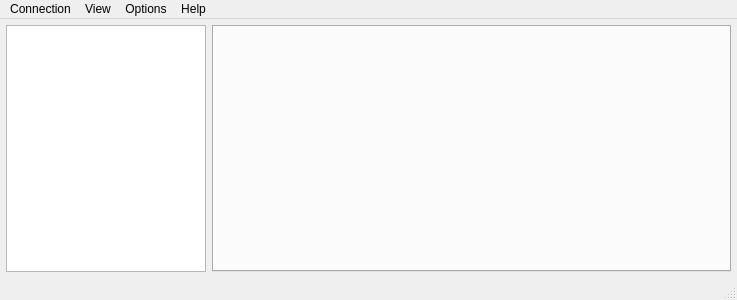
First picture: the form in ui/maingui.ui, repository tobiasschulz/call-qt, before the edit.
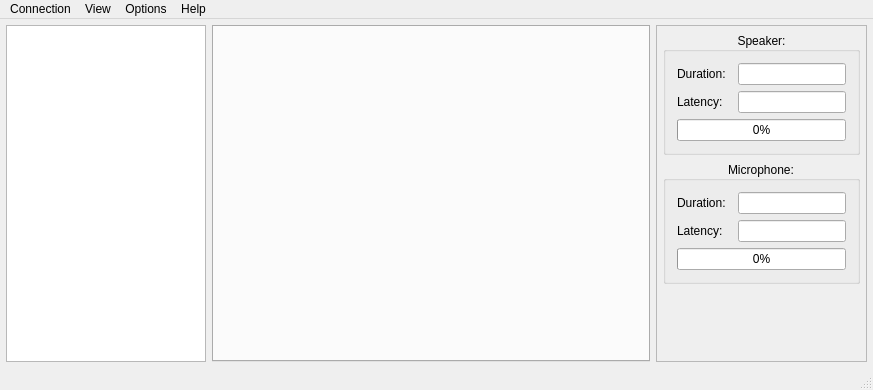
Second picture: the form after the edit.

Commit message: half-working call stats (probelsm with unsigned pcm)

```diff
--- a/ui/maingui.ui
+++ b/ui/maingui.ui
@@ -6,15 +6,15 @@
    <rect>
     <x>0</x>
     <y>0</y>
-    <width>737</width>
-    <height>300</height>
+    <width>873</width>
+    <height>390</height>
    </rect>
   </property>
   <property name="windowTitle">
    <string>Main</string>
   </property>
   <widget class="QWidget" name="centralWidget">
-   <layout class="QGridLayout" name="gridLayout_2">
+   <layout class="QGridLayout" name="gridLayout_5">
     <property name="leftMargin">
      <number>6</number>
     </property>
@@ -82,6 +82,173 @@
     <item row="0" column="1">
      <widget class="QTabWidget" name="tabs"/>
     </item>
+    <item row="0" column="2">
+     <widget class="QFrame" name="stats">
+      <property name="sizePolicy">
+       <sizepolicy hsizetype="Preferred" vsizetype="Preferred">
+        <horstretch>0</horstretch>
+        <verstretch>0</verstretch>
+       </sizepolicy>
+      </property>
+      <property name="frameShape">
+       <enum>QFrame::StyledPanel</enum>
+      </property>
+      <property name="frameShadow">
+       <enum>QFrame::Plain</enum>
+      </property>
+      <layout class="QGridLayout" name="gridLayout_4">
+       <property name="leftMargin">
+        <number>6</number>
+       </property>
+       <property name="topMargin">
+        <number>6</number>
+       </property>
+       <property name="rightMargin">
+        <number>6</number>
+       </property>
+       <property name="bottomMargin">
+        <number>6</number>
+       </property>
+       <item row="0" column="0">
+        <widget class="QGroupBox" name="groupBox">
+         <property name="title">
+          <string>Speaker:</string>
+         </property>
+         <property name="alignment">
+          <set>Qt::AlignCenter</set>
+         </property>
+         <property name="flat">
+          <bool>true</bool>
+         </property>
+         <layout class="QGridLayout" name="gridLayout_3">
+          <item row="0" column="0">
+           <widget class="QLabel" name="label_1">
+            <property name="text">
+             <string>Duration:</string>
+            </property>
+           </widget>
+          </item>
+          <item row="0" column="1">
+           <widget class="QLineEdit" name="statsDurationOutput">
+            <property name="sizePolicy">
+             <sizepolicy hsizetype="Fixed" vsizetype="Fixed">
+              <horstretch>0</horstretch>
+              <verstretch>0</verstretch>
+             </sizepolicy>
+            </property>
+            <property name="readOnly">
+             <bool>true</bool>
+            </property>
+           </widget>
+          </item>
+          <item row="1" column="0">
+           <widget class="QLabel" name="label_2">
+            <property name="text">
+             <string>Latency:</string>
+            </property>
+           </widget>
+          </item>
+          <item row="1" column="1">
+           <widget class="QLineEdit" name="statsLatencyOutput">
+            <property name="sizePolicy">
+             <sizepolicy hsizetype="Fixed" vsizetype="Fixed">
+              <horstretch>0</horstretch>
+              <verstretch>0</verstretch>
+             </sizepolicy>
+            </property>
+            <property name="readOnly">
+             <bool>true</bool>
+            </property>
+           </widget>
+          </item>
+          <item row="2" column="0" colspan="2">
+           <widget class="QProgressBar" name="statsLevelOutput">
+            <property name="value">
+             <number>0</number>
+            </property>
+           </widget>
+          </item>
+         </layout>
+        </widget>
+       </item>
+       <item row="1" column="0">
+        <widget class="QGroupBox" name="groupBox_2">
+         <property name="title">
+          <string>Microphone:</string>
+         </property>
+         <property name="alignment">
+          <set>Qt::AlignCenter</set>
+         </property>
+         <property name="flat">
+          <bool>true</bool>
+         </property>
+         <layout class="QGridLayout" name="gridLayout_2">
+          <item row="1" column="0">
+           <widget class="QLabel" name="label_4">
+            <property name="text">
+             <string>Latency:</string>
+            </property>
+           </widget>
+          </item>
+          <item row="1" column="2">
+           <widget class="QLineEdit" name="statsLatencyInput">
+            <property name="sizePolicy">
+             <sizepolicy hsizetype="Fixed" vsizetype="Fixed">
+              <horstretch>0</horstretch>
+              <verstretch>0</verstretch>
+             </sizepolicy>
+            </property>
+            <property name="readOnly">
+             <bool>true</bool>
+            </property>
+           </widget>
+          </item>
+          <item row="3" column="0" colspan="3">
+           <widget class="QProgressBar" name="statsLevelInput">
+            <property name="value">
+             <number>0</number>
+            </property>
+           </widget>
+          </item>
+          <item row="0" column="0">
+           <widget class="QLabel" name="label_3">
+            <property name="text">
+             <string>Duration:</string>
+            </property>
+           </widget>
+          </item>
+          <item row="0" column="2">
+           <widget class="QLineEdit" name="statsDurationInput">
+            <property name="sizePolicy">
+             <sizepolicy hsizetype="Fixed" vsizetype="Fixed">
+              <horstretch>0</horstretch>
+              <verstretch>0</verstretch>
+             </sizepolicy>
+            </property>
+            <property name="readOnly">
+             <bool>true</bool>
+            </property>
+           </widget>
+          </item>
+         </layout>
+        </widget>
+       </item>
+       <item row="2" column="0">
+        <spacer name="verticalSpacer">
+         <property name="orientation">
+          <enum>Qt::Vertical</enum>
+         </property>
+         <property name="sizeHint" stdset="0">
+          <size>
+           <width>20</width>
+           <height>61</height>
+          </size>
+         </property>
+        </spacer>
+       </item>
+      </layout>
+     </widget>
+    </item>
    </layout>
   </widget>
   <widget class="QMenuBar" name="menuBar">
@@ -89,7 +256,7 @@
     <rect>
      <x>0</x>
      <y>0</y>
-     <width>737</width>
+     <width>873</width>
      <height>20</height>
     </rect>
    </property>
```
Left out of the diff: 9 changed lines with no effect on the pictures. The commit also changes 10 other files.
